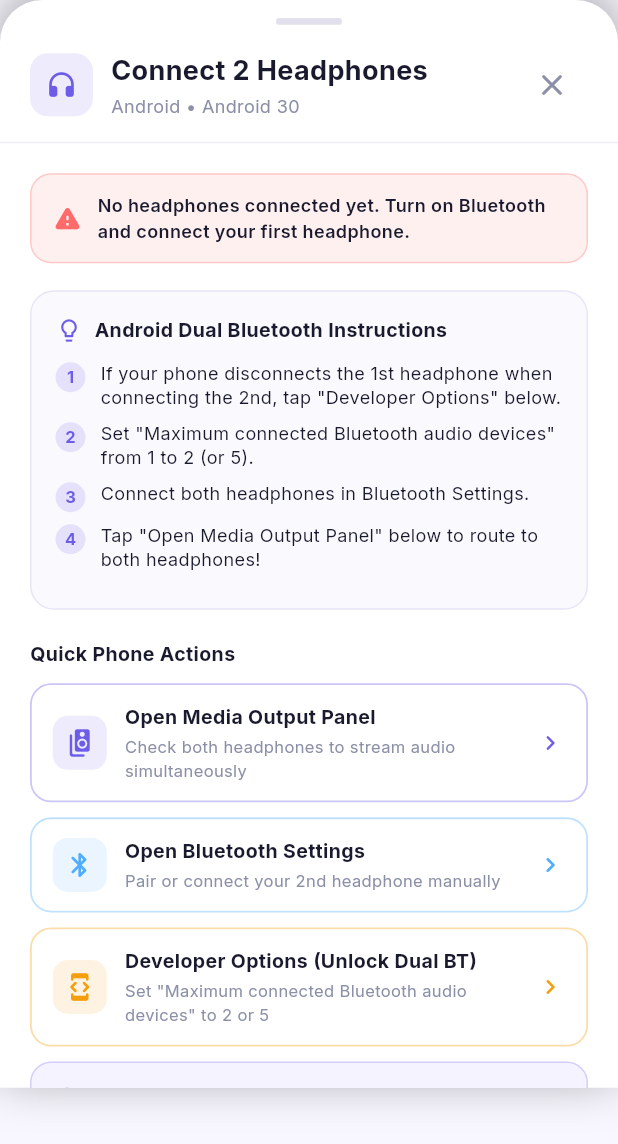
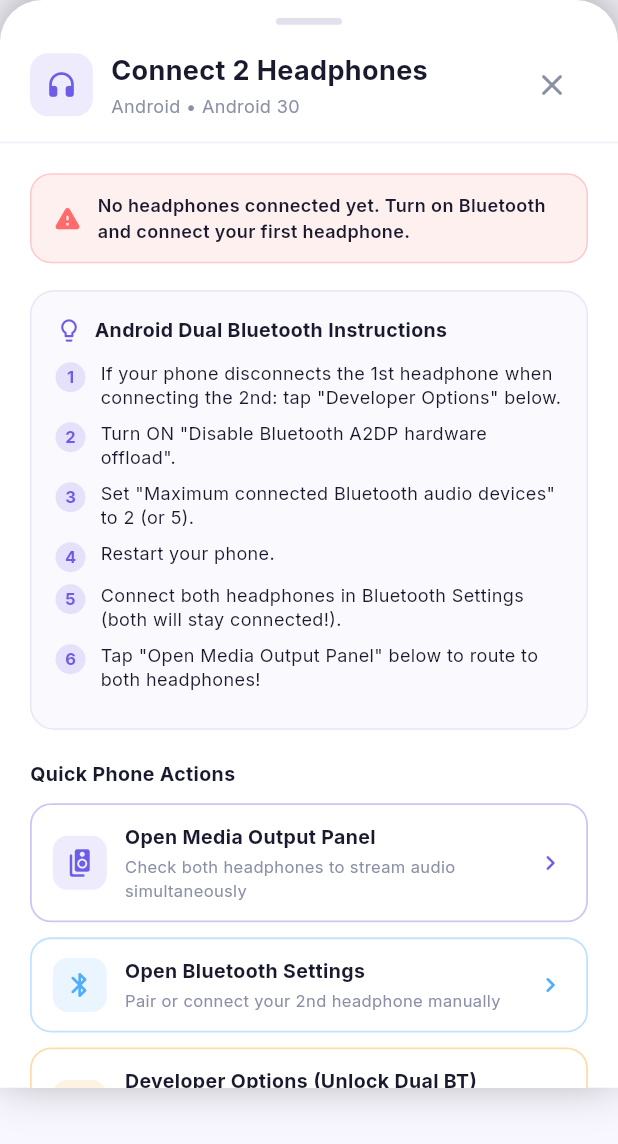
Before and after one commit to anupam-pradhan/Sound-Share, a Flutter app: the DualHeadphoneSetupSheet widget shown alone on an empty page, opened directly, on a phone screen of 412 x 824 dp. Shown: the top 1144 px of the screen. Run offline on Flutter 3.47's test engine with Material 3 defaults, Android fonts, the phone set to English and light mode, and no system bars; our stand-ins replace flutter_blue_plus, flutter_riverpod, go_router, google_fonts, in_app_review, package_info_plus and 5 more; missing offline and left inert: in_app_update; accounts and stored records are empty.

Commit message:
fix(dual-audio): live audio capture stream server, self-capture exclusion, expanded output sinks, and non-Samsung dual BT developer setup

```diff
--- a/lib/features/share/presentation/widgets/dual_headphone_setup_sheet.dart
+++ b/lib/features/share/presentation/widgets/dual_headphone_setup_sheet.dart
@@ -359,32 +359,40 @@ class DualHeadphoneSetupSheet extends ConsumerWidget {
     } else if (lower.contains('google') || lower.contains('pixel')) {
       brandTitle = 'Google Pixel Dual Audio Instructions';
       steps = [
-        'Pair both Bluetooth headphones in Settings > Connected devices.',
-        'Tap "Open Media Output Panel" below to select multiple audio destinations.',
-        'On Android 13/14+, you can also enable "Audio Sharing" in Connected devices settings.',
-        'Both headphones will receive synchronized audio!',
+        'Tap "Developer Options" below.',
+        'Enable "Disable Bluetooth A2DP hardware offload" & set "Max connected devices" to 2 or 5.',
+        'Restart your phone for changes to take effect.',
+        'Connect both headphones in Settings > Connected devices.',
+        'Tap "Open Media Output Panel" below and select both headphones!',
       ];
     } else if (lower.contains('xiaomi') || lower.contains('redmi') || lower.contains('poco')) {
       brandTitle = 'Xiaomi / HyperOS / MIUI Instructions';
       steps = [
         'Tap "Developer Options" below.',
-        'Scroll down and set "Maximum connected Bluetooth audio devices" to 2 or 5.',
-        'Connect both headphones in Bluetooth Settings (now neither will disconnect!).',
-        'Tap "Open Media Output Panel" to route audio to both.',
+        'Enable "Disable Bluetooth A2DP hardware offload" (Turn ON).',
+        'Set "Maximum connected Bluetooth audio devices" to 2 or 5.',
+        'Restart your phone (Crucial!).',
+        'Now connect BOTH headphones in Bluetooth Settings — neither will disconnect!',
+        'Tap "Open Media Output Panel" below to check both headphones.',
       ];
     } else if (lower.contains('oneplus') || lower.contains('oppo') || lower.contains('realme')) {
       brandTitle = 'OnePlus / OxygenOS / ColorOS Instructions';
       steps = [
+        'Tap "Developer Options" below.',
+        'Turn ON "Disable Bluetooth A2DP hardware offload".',
+        'Set "Maximum connected Bluetooth audio devices" to 2 (or 5).',
+        'Restart your phone.',
         'Connect both Bluetooth headphones in Bluetooth Settings.',
-        'If the first disconnects, tap "Developer Options" below and set "Max connected audio devices" to 2.',
-        'Tap "Open Media Output Panel" below and select both audio outputs.',
+        'Tap "Open Media Output Panel" below and select both audio outputs!',
       ];
     } else {
       brandTitle = '$manufacturer Dual Bluetooth Instructions';
       steps = [
-        'If your phone disconnects the 1st headphone when connecting the 2nd, tap "Developer Options" below.',
-        'Set "Maximum connected Bluetooth audio devices" from 1 to 2 (or 5).',
-        'Connect both headphones in Bluetooth Settings.',
+        'If your phone disconnects the 1st headphone when connecting the 2nd: tap "Developer Options" below.',
+        'Turn ON "Disable Bluetooth A2DP hardware offload".',
+        'Set "Maximum connected Bluetooth audio devices" to 2 (or 5).',
+        'Restart your phone.',
+        'Connect both headphones in Bluetooth Settings (both will stay connected!).',
         'Tap "Open Media Output Panel" below to route to both headphones!',
       ];
     }
```
Also changed, not shown: lib/features/audio_sharing/data/android_audio_sharing_service.dart (+34 -26 lines), lib/features/share/presentation/widgets/connected_devices_panel.dart (+35 -1 lines), 1 other file.
